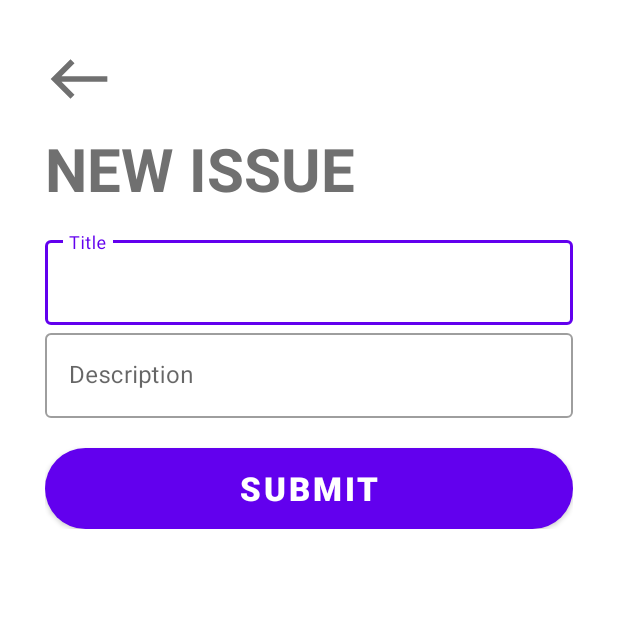
After one commit to paulcrasmareanu/clean-city-android-app, an Android app: the CreateIssueActivity screen opened directly, with no data from a screen before it, on a phone screen of 412 x 824 dp, the top half of it. The commit adds this screen. Run offline under Robolectric (Android 15) with nearby library versions, the phone set to English and light mode, and no system bars.

Commit message:
Added create issue activity

```diff
--- a/app/build.gradle
+++ b/app/build.gradle
@@ -36,6 +36,9 @@ android {
     kotlinOptions {
         jvmTarget = '1.8'
     }
+    buildFeatures {
+        viewBinding true
+    }
 }
 
 dependencies {
@@ -59,6 +62,8 @@ dependencies {
     implementation 'com.squareup.retrofit2:retrofit:2.6.1'
     implementation 'com.squareup.retrofit2:converter-gson:2.6.1'
     implementation 'com.squareup.okhttp3:logging-interceptor:4.2.0'
+    implementation 'androidx.navigation:navigation-fragment-ktx:2.3.5'
+    implementation 'androidx.navigation:navigation-ui-ktx:2.3.5'
 
     testImplementation 'junit:junit:4.+'
     androidTestImplementation 'androidx.test.ext:junit:1.1.2'
--- /dev/null
+++ b/app/src/main/java/com/upt/cleancity/activities/CreateIssueActivity.kt
@@ -0,0 +1,54 @@
+package com.upt.cleancity.activities
+
+import androidx.appcompat.app.AppCompatActivity
+import android.os.Bundle
+import android.util.Log
+import android.view.View
+import android.widget.Toast
+import com.upt.cleancity.R
+import com.upt.cleancity.model.Issue
+import kotlinx.android.synthetic.main.activity_create_issue.*
+
+class CreateIssueActivity : AppCompatActivity() {
+
+    companion object {
+        const val TAG = "__CreateIssueActivity"
+    }
+
+    override fun onCreate(savedInstanceState: Bundle?) {
+        super.onCreate(savedInstanceState)
+        setContentView(R.layout.activity_create_issue)
+    }
+
+    fun performButtonFunctionalities(view: View) {
+        when (view.id) {
+            R.id.issueSubmitButton -> createIssue(issueCreateTitle.editText?.text.toString(), issueCreateDescription.editText?.text.toString())
+            R.id.issueCreateBackButton -> finish()
+        }
+    }
+
+    private fun createIssue(title: String, description: String) {
+        if (!isValidForm()) {
+            Log.w(TAG, "Invalid issue fields")
+            Toast.makeText(this, "Fields must not be blank", Toast.LENGTH_SHORT).show()
+            return
+        }
+
+        //todo pass lat and long to activity when creating issue
+        val issue = Issue(
+            0,
+            title, description
+        )
+
+        //todo persist issue to backend
+    }
+
+    private fun isValidForm(): Boolean {
+        when {
+            issueCreateTitle.editText?.text.toString().isBlank() -> this.issueCreateTitle?.error = "Required"
+            issueCreateDescription.editText?.text.toString().isBlank() -> this.issueCreateDescription?.error = "Required"
+            else -> return true
+        }
+        return false
+    }
+}
--- a/app/src/main/java/com/upt/cleancity/activities/MapsActivity.kt
+++ b/app/src/main/java/com/upt/cleancity/activities/MapsActivity.kt
@@ -84,7 +84,7 @@ class MapsActivity : AppCompatActivity(), OnMapReadyCallback, GoogleMap.OnMapCli
     override fun onRequestPermissionsResult(requestCode: Int, permissions: Array<out String>, grantResults: IntArray) {
         super.onRequestPermissionsResult(requestCode, permissions, grantResults)
         when(requestCode) {
-            101 -> if (grantResults.size > 0 && grantResults[0] == PackageManager.PERMISSION_GRANTED) {
+            101 -> if (grantResults.isNotEmpty() && grantResults[0] == PackageManager.PERMISSION_GRANTED) {
                 fetchLastLocation()
             }
         }
--- /dev/null
+++ b/app/src/main/res/drawable/ic_baseline_west_24.xml
@@ -0,0 +1,5 @@
+<vector android:height="50dp" android:tint="@color/containerColor"
+    android:viewportHeight="24" android:viewportWidth="24"
+    android:width="50dp" xmlns:android="http://schemas.android.com/apk/res/android">
+    <path android:fillColor="@android:color/white" android:pathData="M9,19l1.41,-1.41L5.83,13H22V11H5.83l4.59,-4.59L9,5l-7,7L9,19z"/>
+</vector>
--- /dev/null
+++ b/app/src/main/res/drawable/ic_baseline_west_24_yellow.xml
@@ -0,0 +1,5 @@
+<vector android:height="50dp" android:tint="@color/colorAccent"
+    android:viewportHeight="24" android:viewportWidth="24"
+    android:width="50dp" xmlns:android="http://schemas.android.com/apk/res/android">
+    <path android:fillColor="@android:color/white" android:pathData="M9,19l1.41,-1.41L5.83,13H22V11H5.83l4.59,-4.59L9,5l-7,7L9,19z"/>
+</vector>
--- /dev/null
+++ b/app/src/main/res/drawable/selectable_back_button.xml
@@ -0,0 +1,8 @@
+<?xml version="1.0" encoding="utf-8"?>
+<selector xmlns:android="http://schemas.android.com/apk/res/android" android:shape="rectangle" >
+    <item android:drawable="@drawable/ic_baseline_west_24_yellow"
+        android:state_pressed="true"/>
+    <item android:drawable="@drawable/ic_baseline_west_24_yellow"
+        android:state_focused="true"/>
+    <item android:drawable="@drawable/ic_baseline_west_24"/>
+</selector>
--- /dev/null
+++ b/app/src/main/res/layout/activity_create_issue.xml
@@ -0,0 +1,69 @@
+<?xml version="1.0" encoding="utf-8"?>
+<androidx.constraintlayout.widget.ConstraintLayout xmlns:android="http://schemas.android.com/apk/res/android"
+    xmlns:app="http://schemas.android.com/apk/res-auto"
+    xmlns:tools="http://schemas.android.com/tools"
+    android:layout_width="match_parent"
+    android:layout_height="match_parent"
+    tools:context=".activities.CreateIssueActivity">
+
+    <LinearLayout
+        android:layout_width="match_parent"
+        android:layout_height="wrap_content"
+        android:orientation="vertical"
+        android:padding="30dp"
+        tools:ignore="MissingConstraints">
+
+        <View
+            android:id="@+id/issueCreateBackButton"
+            android:background="@drawable/selectable_back_button"
+            android:layout_width="45dp"
+            android:layout_height="45dp"
+            android:layout_marginBottom="10dp"
+            android:onClick="performButtonFunctionalities" />
+
+        <TextView
+            android:id="@+id/issueCreateHeader"
+            android:layout_width="match_parent"
+            android:layout_height="wrap_content"
+            android:text="@string/new_issue_text"
+            style="@style/PageTitleText"
+            android:layout_marginBottom="15dp" />
+
+        <com.google.android.material.textfield.TextInputLayout
+            android:id="@+id/issueCreateTitle"
+            android:layout_width="match_parent"
+            android:layout_height="wrap_content"
+            android:hint="@string/title_text"
+            style="@style/Widget.MaterialComponents.TextInputLayout.OutlinedBox">
+
+            <com.google.android.material.textfield.TextInputEditText
+                android:layout_width="match_parent"
+                android:layout_height="wrap_content" />
+
+        </com.google.android.material.textfield.TextInputLayout>
+
+        <com.google.android.material.textfield.TextInputLayout
+            android:id="@+id/issueCreateDescription"
+            android:layout_width="match_parent"
+            android:layout_height="wrap_content"
+            android:hint="@string/description_text"
+            style="@style/Widget.MaterialComponents.TextInputLayout.OutlinedBox">
+
+            <com.google.android.material.textfield.TextInputEditText
+                android:layout_width="match_parent"
+                android:layout_height="wrap_content" />
+
+        </com.google.android.material.textfield.TextInputLayout>
+
+        <Button
+            android:id="@+id/issueSubmitButton"
+            style="@style/mediumRoundButton"
+            android:layout_width="match_parent"
+            android:layout_height="wrap_content"
+            android:layout_marginTop="20dp"
+            android:text="@string/submit_text"
+            android:onClick="performButtonFunctionalities" />
+
+    </LinearLayout>
+
+</androidx.constraintlayout.widget.ConstraintLayout>
--- /dev/null
+++ b/app/src/main/res/values-land/dimens.xml
@@ -0,0 +1,3 @@
+<resources>
+      <dimen name="fab_margin">48dp</dimen>
+   </resources>
--- /dev/null
+++ b/app/src/main/res/values-w1240dp/dimens.xml
@@ -0,0 +1,3 @@
+<resources>
+      <dimen name="fab_margin">200dp</dimen>
+   </resources>
--- /dev/null
+++ b/app/src/main/res/values-w600dp/dimens.xml
@@ -0,0 +1,3 @@
+<resources>
+      <dimen name="fab_margin">48dp</dimen>
+   </resources>
--- a/app/src/main/res/values/colors.xml
+++ b/app/src/main/res/values/colors.xml
@@ -8,4 +8,5 @@
     <color name="black">#FF000000</color>
     <color name="white">#FFFFFFFF</color>
     <color name="containerColor">#707070</color>
+    <color name="colorAccent">#E8C92F</color>
 </resources>
--- a/app/src/main/res/values/dimens.xml
+++ b/app/src/main/res/values/dimens.xml
@@ -12,4 +12,5 @@
     inner_frame_layout_padding (below variable) on round screens.
     -->
     <dimen name="inner_frame_layout_padding">5dp</dimen>
+    <dimen name="fab_margin">16dp</dimen>
 </resources>
--- a/app/src/main/res/values/strings.xml
+++ b/app/src/main/res/values/strings.xml
@@ -18,4 +18,17 @@
     <string name="existing_account_text">Already have an account?</string>
     <string name="first_name_text">First Name</string>
     <string name="last_name_text">Last Name</string>
+    <string name="title_activity_create_issue">CreateIssueActivity</string>
+    <!-- Strings used for fragments for navigation -->
+    <string name="first_fragment_label">First Fragment</string>
+    <string name="second_fragment_label">Second Fragment</string>
+    <string name="next">Next</string>
+    <string name="previous">Previous</string>
+
+    <string name="hello_first_fragment">Hello first fragment</string>
+    <string name="hello_second_fragment">Hello second fragment. Arg: %1$s</string>
+    <string name="new_issue_text">New Issue</string>
+    <string name="title_text">Title</string>
+    <string name="description_text">Description</string>
+    <string name="submit_text">Submit</string>
 </resources>
--- a/app/src/main/res/values/themes.xml
+++ b/app/src/main/res/values/themes.xml
@@ -13,4 +13,10 @@
         <item name="android:statusBarColor" tools:targetApi="l">?attr/colorPrimaryVariant</item>
         <!-- Customize your theme here. -->
     </style>
+    <style name="Theme.CleanCity.NoActionBar">
+        <item name="windowActionBar">false</item>
+        <item name="windowNoTitle">true</item>
+    </style>
+    <style name="Theme.CleanCity.AppBarOverlay" parent="ThemeOverlay.AppCompat.Dark.ActionBar" />
+    <style name="Theme.CleanCity.PopupOverlay" parent="ThemeOverlay.AppCompat.Light" />
 </resources>
--- a/build.gradle
+++ b/build.gradle
@@ -6,8 +6,8 @@ buildscript {
         jcenter()
     }
     dependencies {
-        classpath "com.android.tools.build:gradle:4.1.3"
-        classpath "org.jetbrains.kotlin:kotlin-gradle-plugin:$kotlin_version"
+        classpath 'com.android.tools.build:gradle:7.2.0'
+        classpath "org.jetbrains.kotlin:kotlin-gradle-plugin:1.6.10"
 
         // NOTE: Do not place your application dependencies here; they belong
         // in the individual module build.gradle files
```
Also changed, not shown: app/src/main/AndroidManifest.xml (+13 -6 lines), app/src/main/java/com/upt/cleancity/model/Issue.kt (added, +13 -0 lines), gradle/wrapper/gradle-wrapper.properties.
